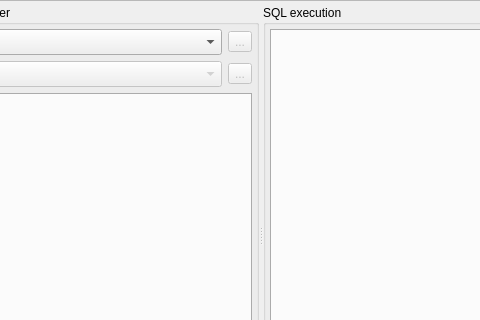
pgmodeler/pgmodeler, file libpgmodeler_ui/ui/sqltoolwidget.ui: the form before one commit; both pictures show x 93 to 573 and y 0 to 320 of the 707 by 469 pixel window.
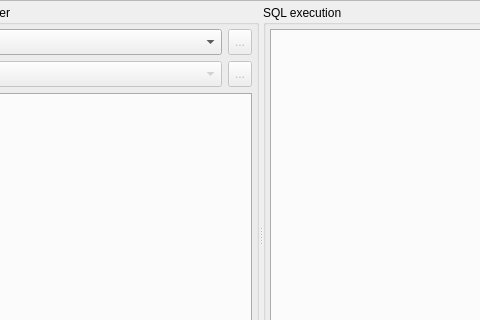
The form after the commit. Icons and pictures are not drawn.

Patch:
```diff
--- a/libpgmodeler_ui/ui/sqltoolwidget.ui
+++ b/libpgmodeler_ui/ui/sqltoolwidget.ui
@@ -104,7 +104,7 @@
             <item>
              <widget class="QComboBox" name="connections_cmb">
               <property name="sizePolicy">
-               <sizepolicy hsizetype="Preferred" vsizetype="Fixed">
+               <sizepolicy hsizetype="Expanding" vsizetype="Preferred">
                 <horstretch>0</horstretch>
                 <verstretch>0</verstretch>
                </sizepolicy>
@@ -134,6 +134,12 @@
               <property name="enabled">
                <bool>false</bool>
               </property>
+              <property name="sizePolicy">
+               <sizepolicy hsizetype="Preferred" vsizetype="Preferred">
+                <horstretch>0</horstretch>
+                <verstretch>0</verstretch>
+               </sizepolicy>
+              </property>
               <property name="toolTip">
                <string>Disconnect from all databases</string>
               </property>
@@ -162,7 +168,7 @@
                <bool>false</bool>
               </property>
               <property name="sizePolicy">
-               <sizepolicy hsizetype="Preferred" vsizetype="Fixed">
+               <sizepolicy hsizetype="Expanding" vsizetype="Preferred">
                 <horstretch>0</horstretch>
                 <verstretch>0</verstretch>
                </sizepolicy>
@@ -189,6 +195,12 @@
               <property name="enabled">
                <bool>false</bool>
               </property>
+              <property name="sizePolicy">
+               <sizepolicy hsizetype="Preferred" vsizetype="Preferred">
+                <horstretch>0</horstretch>
+                <verstretch>0</verstretch>
+               </sizepolicy>
+              </property>
               <property name="toolTip">
                <string>Update the database list</string>
               </property>
```
